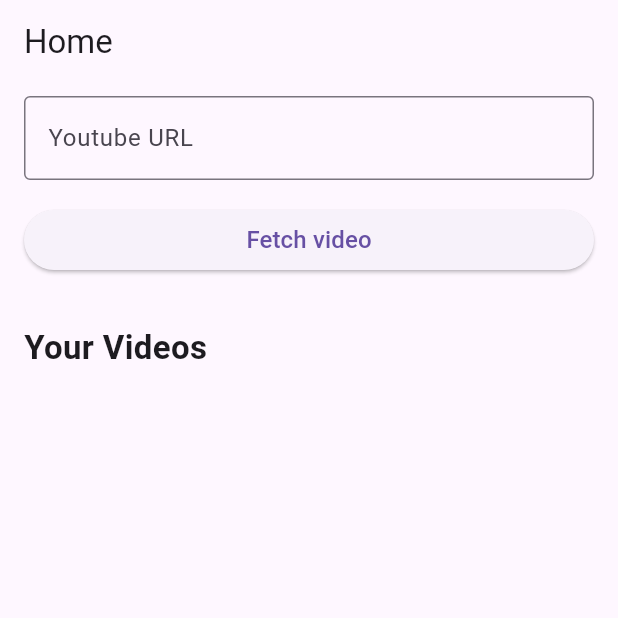
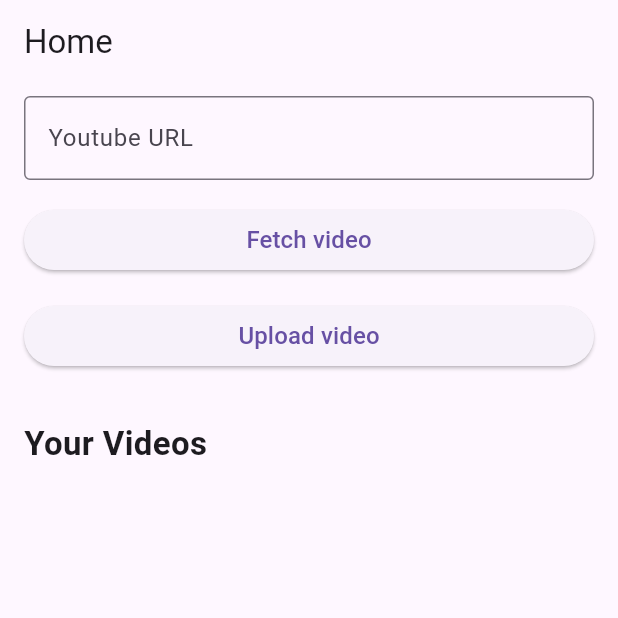
Before and after one commit to spencerchubb/aipodclips, a Flutter app: the screen it shows once a user with an empty profile is signed in, on a phone screen of 412 x 824 dp, the top half of it. Run offline on Flutter 3.47's test engine with Material 3 defaults, Android fonts, the phone set to English and light mode, and no system bars; our stand-ins replace chewie, cloud_firestore, file_picker, firebase_auth, firebase_core, firebase_storage and 4 more; accounts and stored records are empty.

Commit message:
video direct upload

```diff
--- a/flutterapp/lib/gcf.dart
+++ b/flutterapp/lib/gcf.dart
@@ -6,6 +6,7 @@ Future<Map<String, dynamic>> callGCF(Map<String, dynamic> data) async {
   debugPrint(data.toString());
   final url = kDebugMode
       ? 'http://127.0.0.1:3000/api'
+      // ? 'http://157.245.221.230:3000/api'
       : 'https://us-central1-aipodclips-8369c.cloudfunctions.net/api';
   final response = await http.post(
     Uri.parse(url),
--- a/flutterapp/lib/pages/home.dart
+++ b/flutterapp/lib/pages/home.dart
@@ -7,6 +7,8 @@ import '../gcf.dart';
 import '../notifiers/video.dart';
 import '../models/video.dart';
 import '../navigator.dart';
+import 'package:file_picker/file_picker.dart';
+import 'dart:io';
 
 class HomePage extends StatefulWidget {
   const HomePage({super.key});
@@ -57,7 +59,8 @@ class _HomePageState extends State<HomePage> {
                   if (fetchVideoText != 'Fetch video') return;
                   setState(() => fetchVideoText = 'Fetching video... ⏳');
                   final originalUrl = _urlController.text;
-                  final videoDoc = FirebaseFirestore.instance.collection('videos').doc();
+                  final videoDoc =
+                      FirebaseFirestore.instance.collection('videos').doc();
                   final response = await callGCF({
                     'action': 'download',
                     'url': originalUrl,
@@ -83,6 +86,43 @@ class _HomePageState extends State<HomePage> {
                   fetchVideoText,
                   style: TextStyle(fontSize: 16),
                 ),
+              ),
+            ),
+          ),
+          const SizedBox(height: 16),
+          Container(
+            padding: const EdgeInsets.only(left: 16, right: 16),
+            width: double.infinity,
+            child: ElevatedButton(
+              onPressed: () async {
+                FilePickerResult? result = await FilePicker.platform.pickFiles(
+                  type: FileType.video,
+                  allowMultiple: false,
+                );
+
+                if (result != null) {
+                  File file = File(result.files.single.path!);
+                  // Upload video to firebase storage
+                  final videoDoc =
+                      FirebaseFirestore.instance.collection('videos').doc();
+                  debugPrint('Uploading video to firebase storage');
+                  await FirebaseStorage.instance
+                      .ref('video_inputs')
+                      .child('${videoDoc.id}.mp4')
+                      .putFile(file);
+                  debugPrint('Saving video data to firestore');
+                  await videoDoc.set({
+                    'id': videoDoc.id,
+                    'createdAt': DateTime.now(),
+                    'originalUrl': file.path,
+                    'title': videoDoc.id,
+                    'uid': FirebaseAuth.instance.currentUser?.uid,
+                  });
+                }
+              },
+              child: const Text(
+                'Upload video',
+                style: TextStyle(fontSize: 16),
               ),
             ),
           ),
--- a/flutterapp/pubspec.yaml
+++ b/flutterapp/pubspec.yaml
@@ -11,6 +11,7 @@ dependencies:
     sdk: flutter
   chewie: 1.10.0
   cloud_firestore: 5.6.2
+  file_picker: 8.3.2
   firebase_core: 3.10.1
   firebase_auth: 5.4.1
   firebase_storage: 12.4.1
```
Also changed, not shown: flutterapp/pubspec.lock, 1 other file.
